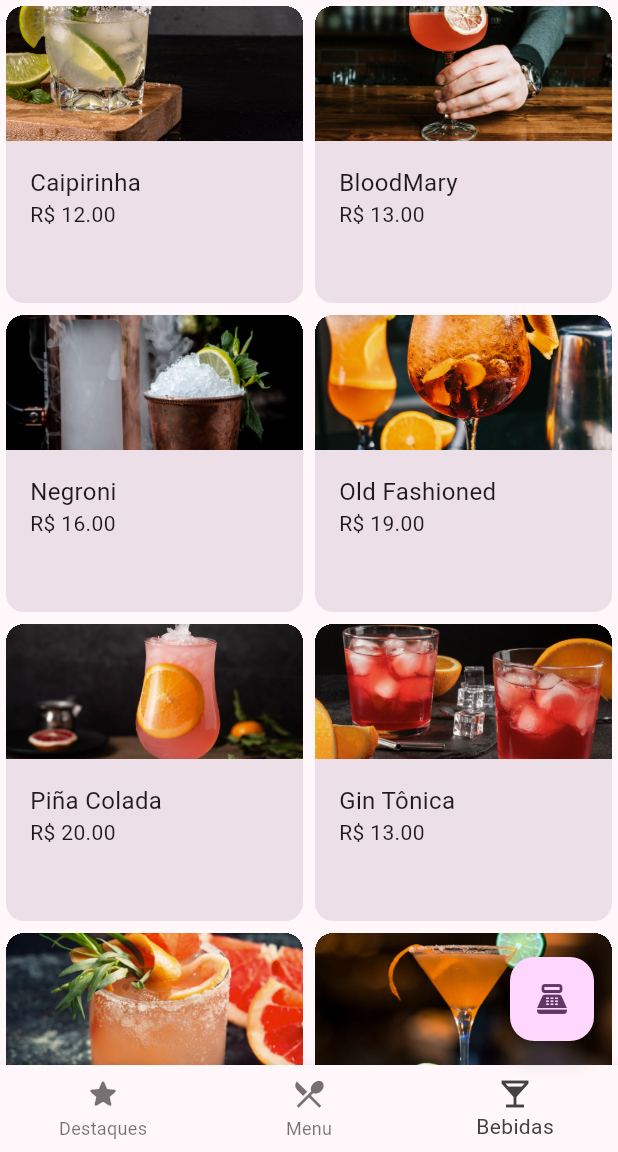
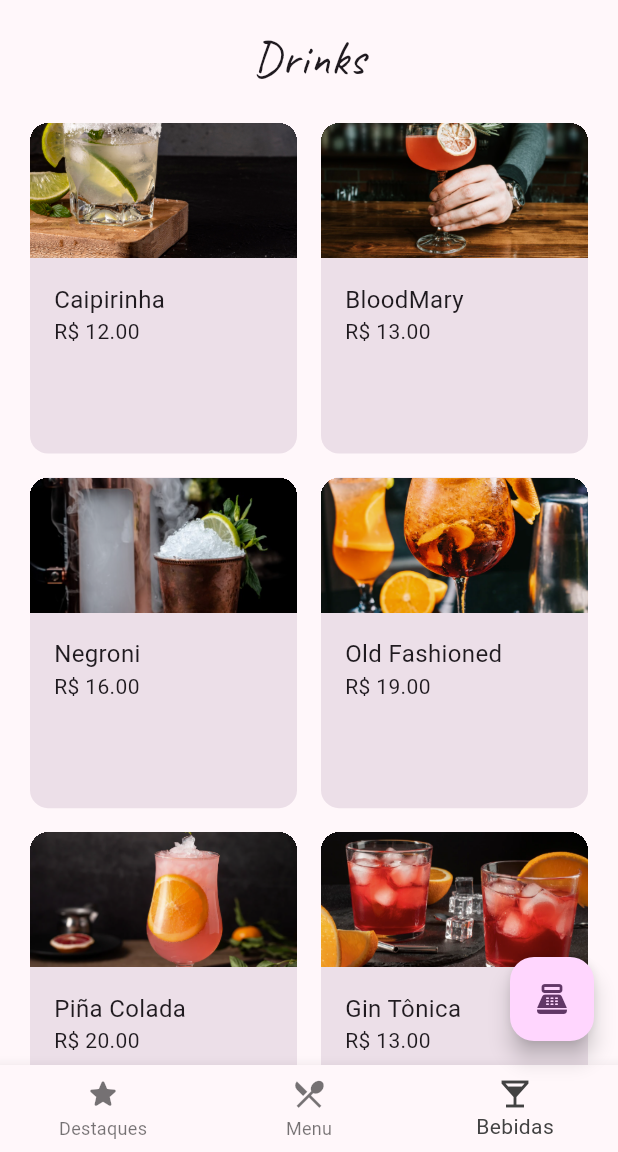
Before and after one commit to alvaronogueira/ristorante_app, a Flutter app: the screen it shows after launch, item 3 of the bottom bar chosen, on a phone screen of 412 x 824 dp, the part 84-1236 px from its top. Run offline on Flutter 3.47's test engine with Material 2 defaults, Android fonts, the phone set to English and light mode, and no system bars.

Commit message:
update drinkMenu

```diff
--- a/lib/screens/drink_menu.dart
+++ b/lib/screens/drink_menu.dart
@@ -8,17 +8,39 @@ class DrinkMenu extends StatelessWidget {
 
   @override
   Widget build(BuildContext context) {
-    return GridView.builder(
-      gridDelegate: SliverGridDelegateWithFixedCrossAxisCount(
-        crossAxisCount: 2,
+    return Padding(
+      padding: const EdgeInsets.fromLTRB(16.0, 16.0, 16.0, 0.0),
+      child: CustomScrollView(
+        slivers: <Widget>[
+          const SliverToBoxAdapter(
+            child: Padding(
+              padding: EdgeInsets.only(bottom: 16.0),
+              child: Text(
+                "Drinks",
+                textAlign: TextAlign.center,
+                style: TextStyle(fontFamily: "Caveat", fontSize: 32),
+              ),
+            ),
+          ),
+          SliverGrid(
+              delegate: SliverChildBuilderDelegate(
+                (context, index) {
+                  return DrinkItem(
+                    imageURI: items[index]['image'],
+                    itemTitle: items[index]['name'],
+                    itemPrice: items[index]['price'],
+                  );
+                },
+                childCount: items.length,
+              ),
+              gridDelegate: const SliverGridDelegateWithFixedCrossAxisCount(
+                crossAxisCount: 2,
+                crossAxisSpacing: 8,
+                mainAxisSpacing: 8,
+                childAspectRatio: 158 / 194,
+              ))
+        ],
       ),
-      itemBuilder: (context, index) {
-        return DrinkItem(
-            imageURI: items[index]['image'],
-            itemTitle: items[index]['name'],
-            itemPrice: items[index]['price']);
-      },
-      itemCount: items.length,
     );
   }
 }
```
